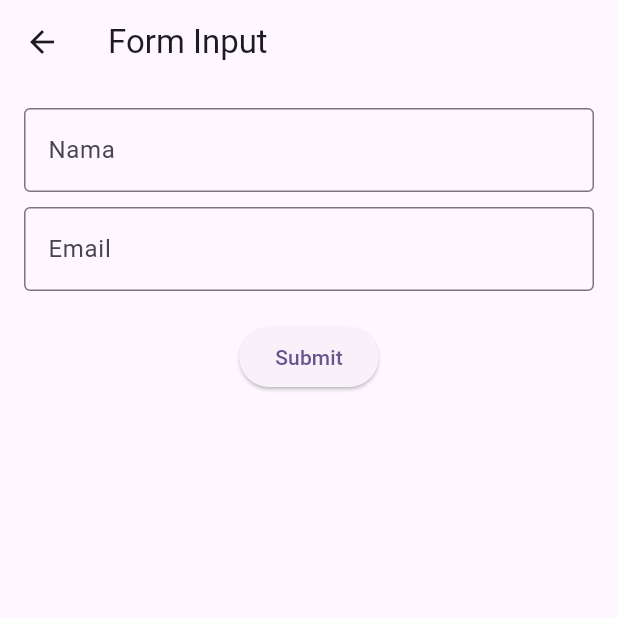
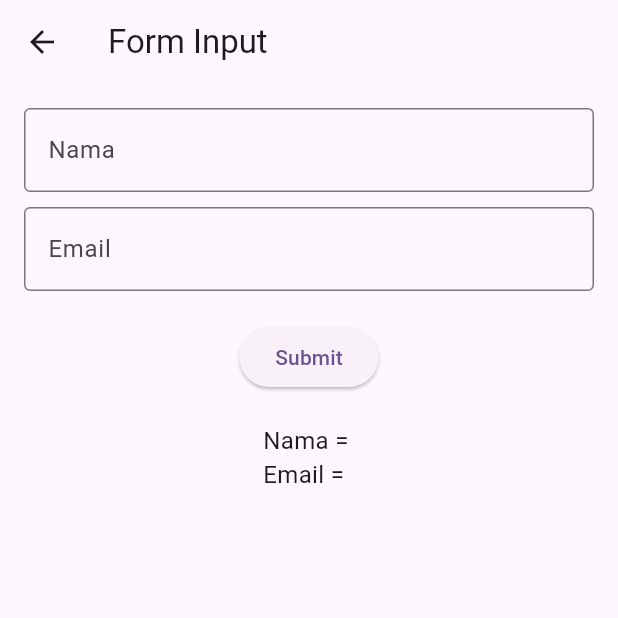
Before and after one commit to thekill022/StateManagement_174, a Flutter app: the FormPage screen opened directly, after a tap on "Submit", on a phone screen of 412 x 824 dp, the top half of it. Run offline on Flutter 3.47's test engine with Material 3 defaults, Android fonts, the phone set to English and light mode, and no system bars; our stand-ins replace flutter_riverpod.

Commit message:
menambahkan text untuk menampilkan hasil setstate

```diff
--- a/lib/setstate/setstate.dart
+++ b/lib/setstate/setstate.dart
@@ -50,7 +50,12 @@ class _FormPageState extends State<FormPage> {
                 onPressed: submitData,
                 child: Text("Submit")
             ),
-            SizedBox(height: 10,),
+            SizedBox(height: 20,),
+
+            Text(
+              hasil,
+              style: TextStyle(fontSize: 16),
+            )
           ],
         ),
       ),
```
